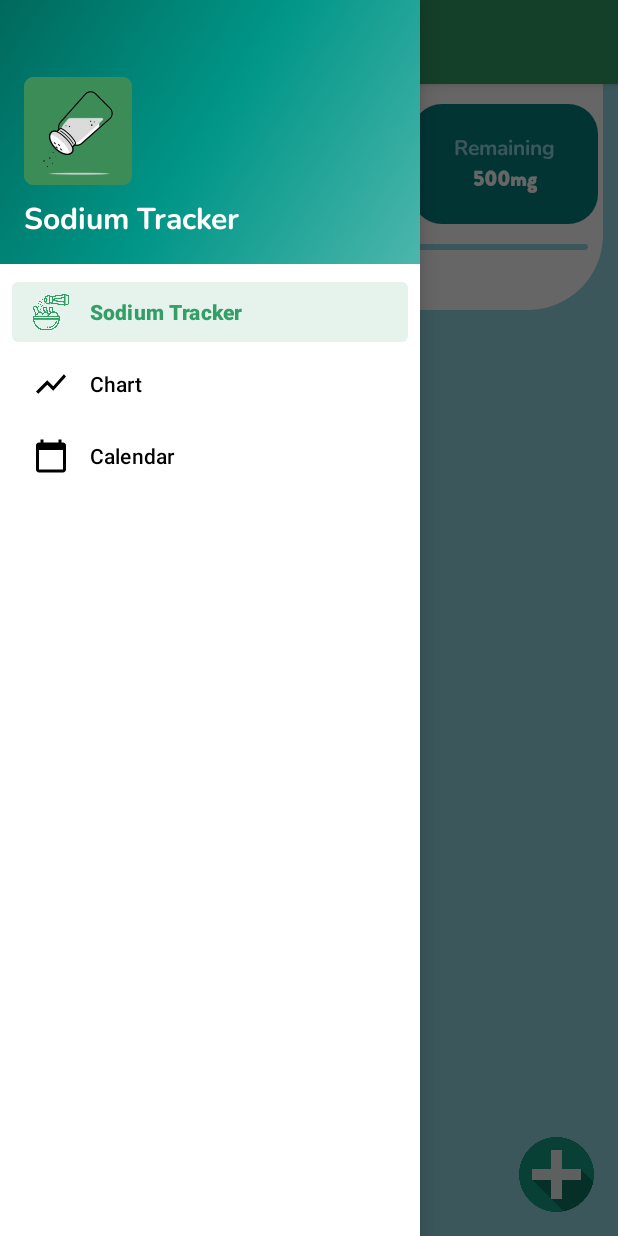
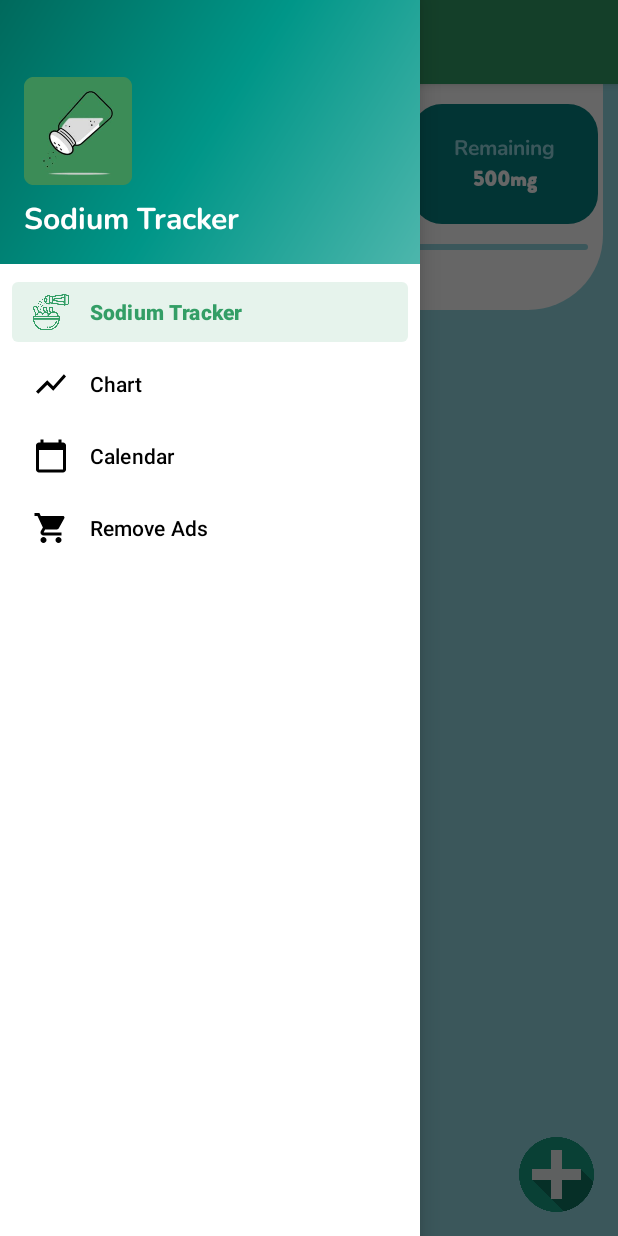
Before and after one commit to hadiHome/Sodium-Tracker, an Android app: the screen it shows after launch (MainActivity), with the side drawer open, on a phone screen of 412 x 824 dp. Run offline under Robolectric (Android 15) with nearby library versions, the phone set to English and light mode, and no system bars; our stand-ins replace AdMob, Room's generated code, navigation-ui; 4 statements that could not run were skipped.

Commit message:
remove ads (in progress)

```diff
--- a/app/build.gradle
+++ b/app/build.gradle
@@ -69,5 +69,9 @@ dependencies {
 //    // optional - Paging 3 Integration
 //    implementation "androidx.room:room-paging:2.5.0-alpha01"
 
+    def billing_version = "4.1.0"
+
+    implementation "com.android.billingclient:billing:$billing_version"
+
 
 }
--- a/app/src/main/java/com/sodiumtracker/MainActivity.java
+++ b/app/src/main/java/com/sodiumtracker/MainActivity.java
@@ -1,18 +1,7 @@
 package com.sodiumtracker;
 
-import android.app.Fragment;
-import android.content.DialogInterface;
-import android.content.SharedPreferences;
-import android.graphics.Color;
-import android.graphics.drawable.ColorDrawable;
 import android.os.Bundle;
-import android.preference.PreferenceManager;
-import android.util.Log;
-import android.view.View;
-import android.widget.LinearLayout;
-import android.widget.Toast;
 
-import androidx.annotation.NonNull;
 import androidx.appcompat.app.AppCompatActivity;
 import androidx.drawerlayout.widget.DrawerLayout;
 import androidx.navigation.NavController;
@@ -22,16 +11,8 @@ import androidx.navigation.ui.NavigationUI;
 import androidx.room.Room;
 
 import com.google.android.gms.ads.AdRequest;
-import com.google.android.gms.ads.LoadAdError;
-import com.google.android.gms.ads.interstitial.InterstitialAd;
-import com.google.android.gms.ads.interstitial.InterstitialAdLoadCallback;
 import com.google.android.material.navigation.NavigationView;
 import com.google.android.play.core.review.ReviewInfo;
-import com.google.android.play.core.review.ReviewManager;
-import com.google.android.play.core.review.ReviewManagerFactory;
-import com.google.android.play.core.review.model.ReviewErrorCode;
-import com.google.android.play.core.tasks.Task;
-import com.sodiumtracker.activities.AddSodiumDialog;
 import com.sodiumtracker.database.AppDatabase;
 import com.sodiumtracker.databinding.ActivityMainBinding;
 
@@ -76,14 +57,15 @@ public class MainActivity extends AppCompatActivity {
         setSupportActionBar(binding.appBarMain.toolbar);
 
 
-
-
         DrawerLayout drawer = binding.drawerLayout;
         NavigationView navigationView = binding.navView;
         // Passing each menu ID as a set of Ids because each
         // menu should be considered as top level destinations.
         mAppBarConfiguration = new AppBarConfiguration.Builder(
-                R.id.nav_home, R.id.nav_data_chart,R.id.nav_calendar
+                R.id.nav_home,
+                R.id.nav_data_chart,
+                R.id.nav_calendar,
+                R.id.nav_shop
 //                , R.id.nav_gallery, R.id.nav_slideshow
         )
                 .setOpenableLayout(drawer)
--- /dev/null
+++ b/app/src/main/res/drawable/ic_baseline_shopping_cart_24.xml
@@ -0,0 +1,10 @@
+<vector xmlns:android="http://schemas.android.com/apk/res/android"
+    android:width="24dp"
+    android:height="24dp"
+    android:viewportWidth="24"
+    android:viewportHeight="24"
+    android:tint="?attr/colorControlNormal">
+  <path
+      android:fillColor="@android:color/white"
+      android:pathData="M7,18c-1.1,0 -1.99,0.9 -1.99,2S5.9,22 7,22s2,-0.9 2,-2 -0.9,-2 -2,-2zM1,2v2h2l3.6,7.59 -1.35,2.45c-0.16,0.28 -0.25,0.61 -0.25,0.96 0,1.1 0.9,2 2,2h12v-2L7.42,15c-0.14,0 -0.25,-0.11 -0.25,-0.25l0.03,-0.12 0.9,-1.63h7.45c0.75,0 1.41,-0.41 1.75,-1.03l3.58,-6.49c0.08,-0.14 0.12,-0.31 0.12,-0.48 0,-0.55 -0.45,-1 -1,-1L5.21,4l-0.94,-2L1,2zM17,18c-1.1,0 -1.99,0.9 -1.99,2s0.89,2 1.99,2 2,-0.9 2,-2 -0.9,-2 -2,-2z"/>
+</vector>
--- a/app/src/main/res/menu/activity_main_drawer.xml
+++ b/app/src/main/res/menu/activity_main_drawer.xml
@@ -16,6 +16,10 @@
             android:id="@+id/nav_calendar"
             android:icon="@drawable/ic_baseline_calendar_today_24"
             android:title="@string/calendar" />
+        <item
+            android:id="@+id/nav_shop"
+            android:icon="@drawable/ic_baseline_shopping_cart_24"
+            android:title="@string/shop" />
         <!--        <item-->
         <!--            android:id="@+id/nav_gallery"-->
         <!--            android:icon="@drawable/ic_menu_gallery"-->
--- a/app/src/main/res/navigation/mobile_navigation.xml
+++ b/app/src/main/res/navigation/mobile_navigation.xml
@@ -21,6 +21,12 @@
         android:name="com.sodiumtracker.ui.calendar.CalendarFragment"
         android:label="@string/calendar"
         tools:layout="@layout/fragment_calendar" />
+
+    <fragment
+        android:id="@+id/nav_shop"
+        android:name="com.sodiumtracker.ui.shop.ShopFragment"
+        android:label="@string/shop"
+        tools:layout="@layout/fragment_shop" />
     <fragment
         android:id="@+id/nav_gallery"
         android:name="com.sodiumtracker.ui.gallery.GalleryFragment"
--- a/app/src/main/res/values/strings.xml
+++ b/app/src/main/res/values/strings.xml
@@ -27,4 +27,5 @@
     <string name="sat">Sat</string>
     <string name="now">Now</string>
     <string name="calendar">Calendar</string>
+    <string name="shop">Remove Ads</string>
 </resources>
```
Also changed, not shown: app/src/main/java/com/sodiumtracker/MyPreferences.java (+17 -0 lines), app/src/main/java/com/sodiumtracker/ui/shop/ShopFragment.java (added, +210 -0 lines), app/src/main/res/layout/fragment_shop.xml (added, +21 -0 lines).
